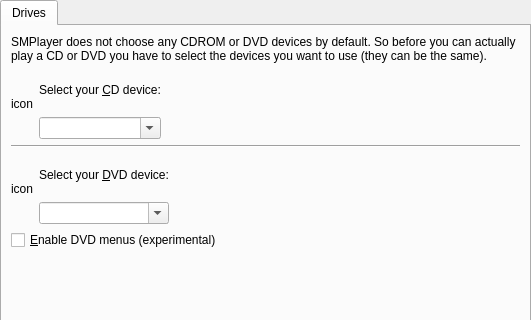
Old version of the form src/prefdrives.ui in the repository wilbert2000/wzplayer; both pictures show x 0 to 531 and y 0 to 320 of the 531 by 489 pixel window.
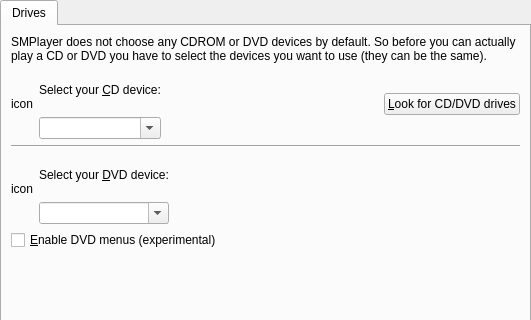
New version of the form. Custom widgets are drawn as their Qt base class.

Commit message:
(Windows) Now by default the combos in Preferences -> Drives will show all drives, not only CD/DVD devices, as it has been reported that checking for those devices can be slow if there are network drives. Now there's a button "Look for CD/DVD devices" to force the detection of CD/DVD devices.
(This is untested, the code has been written in linux...)

What changed in the file:
```diff
--- a/src/prefdrives.ui
+++ b/src/prefdrives.ui
@@ -151,6 +151,13 @@
            </property>
           </spacer>
          </item>
+         <item>
+          <widget class="QPushButton" name="check_drives_button" >
+           <property name="text" >
+            <string>&amp;Look for CD/DVD drives</string>
+           </property>
+          </widget>
+         </item>
         </layout>
        </item>
        <item>
```
The commit also changes 2 other files.
